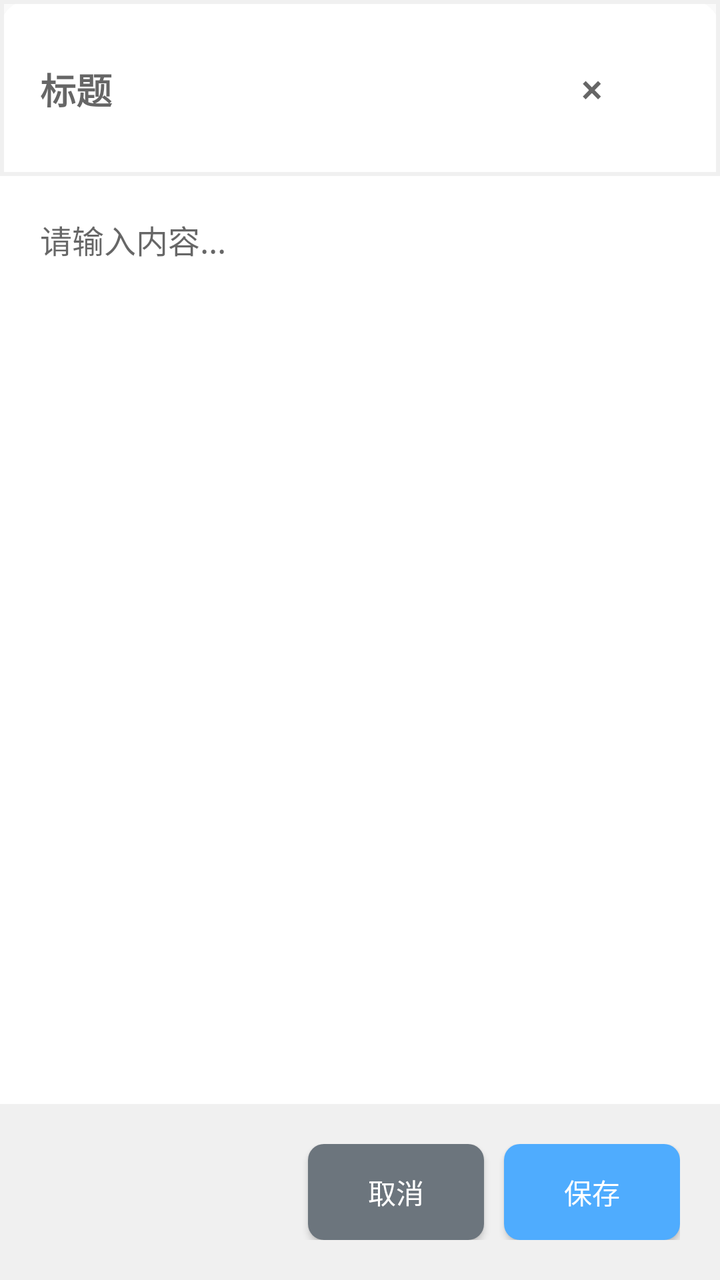
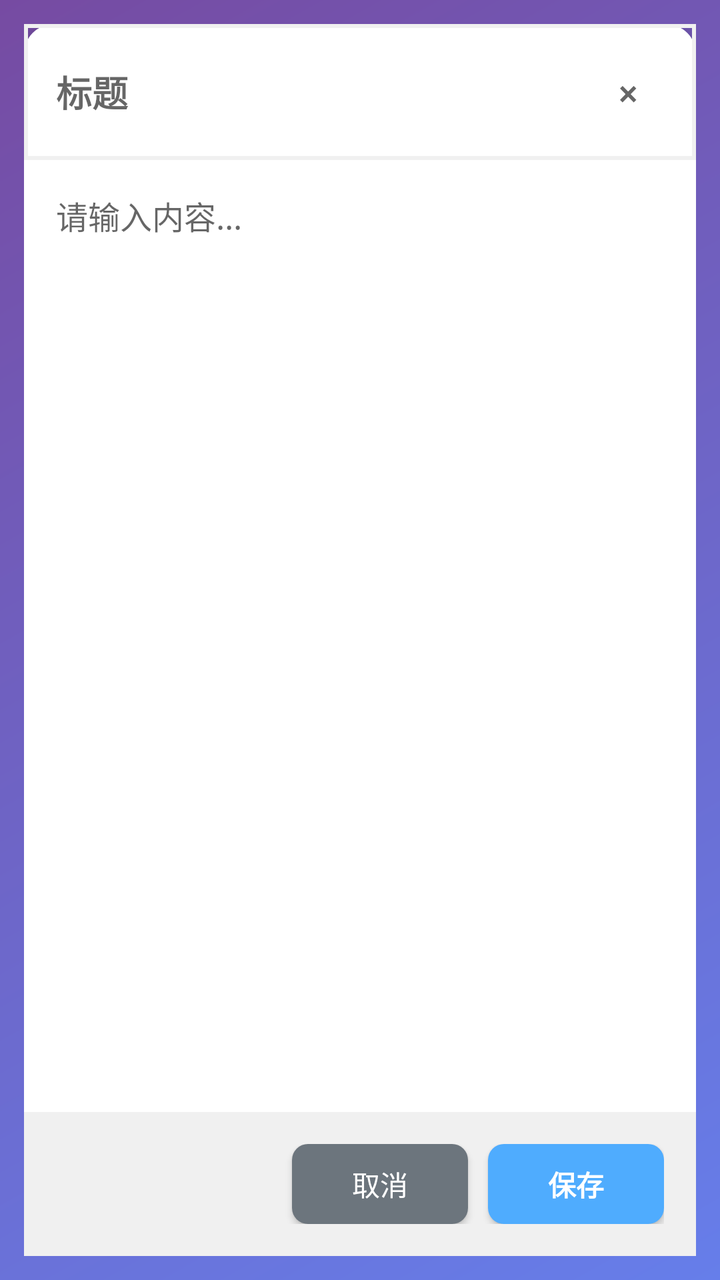

Before-and-after screenshots of an Android layout around one commit, followed by the original layout XML and the change that was made.
<!-- AndroidManifest.xml: activity theme AppTheme -->
<!-- res/layout/activity_edit.xml -->
<?xml version="1.0" encoding="utf-8"?>
<LinearLayout xmlns:android="http://schemas.android.com/apk/res/android"
    android:layout_width="match_parent"
    android:layout_height="match_parent"
    android:background="@drawable/dialog_background"
    android:orientation="vertical"
    android:padding="0dp">

    
    <LinearLayout
        android:layout_width="match_parent"
        android:layout_height="wrap_content"
        android:orientation="horizontal"
        android:padding="20dp"
        android:background="@drawable/border_bottom">

        <EditText
            android:id="@+id/editorTitle"
            android:layout_width="0dp"
            android:layout_height="wrap_content"
            android:layout_weight="1"
            android:hint="标题"
            android:textColor="@color/dark_gray"
            android:textSize="18sp"
            android:textStyle="bold"
            android:background="@android:color/transparent"
            android:padding="0dp"
            android:maxLines="1" />

        <TextView
            android:id="@+id/weatherTemp"
            android:layout_width="wrap_content"
            android:layout_height="wrap_content"
            android:gravity="center_vertical"
            android:textSize="16sp"
            android:textColor="@color/colorPrimary"
            android:textStyle="bold"
            android:layout_marginEnd="12dp"
            android:visibility="gone" />

        <Button
            android:id="@+id/closeEditorBtn"
            android:layout_width="wrap_content"
            android:layout_height="wrap_content"
            android:background="@drawable/close_button"
            android:text="×"
            android:textColor="@color/gray"
            android:textSize="20sp" />

    </LinearLayout>

    
    <EditText
        android:id="@+id/editorTextarea"
        android:layout_width="match_parent"
        android:layout_height="0dp"
        android:layout_weight="1"
        android:background="@android:color/white"
        android:hint="@string/enter_content"
        android:padding="20dp"
        android:textSize="16sp"
        android:gravity="top"
        android:inputType="textMultiLine" />

    
    <LinearLayout
        android:layout_width="match_parent"
        android:layout_height="wrap_content"
        android:orientation="horizontal"
        android:gravity="end"
        android:padding="20dp"
        android:background="@color/light_gray">

        <Button
            android:id="@+id/cancelEditBtn"
            android:layout_width="wrap_content"
            android:layout_height="wrap_content"
            android:background="@drawable/cancel_button"
            android:text="@string/cancel"
            android:textColor="@color/white"
            android:layout_marginEnd="10dp" />

        <Button
            android:id="@+id/saveEditBtn"
            android:layout_width="wrap_content"
            android:layout_height="wrap_content"
            android:background="@drawable/save_button"
            android:text="@string/save"
            android:textColor="@color/white" />

    </LinearLayout>

</LinearLayout>
<!-- resources referenced by this layout -->
<resources>
  <color name="colorPrimary">#4facfe</color>
  <color name="dark_gray">#333333</color>
  <color name="gray">#666666</color>
  <color name="light_gray">#f0f0f0</color>
  <color name="white">#FFFFFF</color>
  <!-- drawable border_bottom (drawable) -->
  <?xml version="1.0" encoding="utf-8"?>
  <shape xmlns:android="http://schemas.android.com/apk/res/android">
      <solid android:color="@android:color/transparent" />
      <stroke android:width="2dp" android:color="#f0f0f0" />
  </shape>
  <!-- drawable cancel_button (drawable) -->
  <?xml version="1.0" encoding="utf-8"?>
  <selector xmlns:android="http://schemas.android.com/apk/res/android">
      <item android:state_pressed="true">
          <shape android:shape="rectangle">
              <solid android:color="#5a6268" />
              <corners android:radius="8dp" />
          </shape>
      </item>
      <item>
          <shape android:shape="rectangle">
              <solid android:color="#6c757d" />
              <corners android:radius="8dp" />
          </shape>
      </item>
  </selector>
  <!-- drawable close_button (drawable) -->
  <?xml version="1.0" encoding="utf-8"?>
  <selector xmlns:android="http://schemas.android.com/apk/res/android">
      <item android:state_pressed="true">
          <shape android:shape="oval">
              <solid android:color="#f0f0f0" />
          </shape>
      </item>
      <item>
          <shape android:shape="oval">
              <solid android:color="@android:color/transparent" />
          </shape>
      </item>
  </selector>
  <!-- drawable dialog_background (drawable) -->
  <?xml version="1.0" encoding="utf-8"?>
  <shape xmlns:android="http://schemas.android.com/apk/res/android">
      <solid android:color="@android:color/white" />
      <corners android:radius="15dp" />
  </shape>
  <!-- drawable save_button (drawable) -->
  <?xml version="1.0" encoding="utf-8"?>
  <selector xmlns:android="http://schemas.android.com/apk/res/android">
      <item android:state_pressed="true">
          <shape android:shape="rectangle">
              <solid android:color="#3a9de8" />
              <corners android:radius="8dp" />
          </shape>
      </item>
      <item>
          <shape android:shape="rectangle">
              <solid android:color="#4facfe" />
              <corners android:radius="8dp" />
          </shape>
      </item>
  </selector>
  <string name="cancel">取消</string>
  <string name="enter_content">请输入内容...</string>
  <string name="save">保存</string>
  <style name="AppTheme" parent="Theme.AppCompat.Light.DarkActionBar">
          
          <item name="colorPrimary">@color/colorPrimary</item>
          <item name="colorPrimaryDark">@color/colorPrimaryDark</item>
          <item name="colorAccent">@color/colorAccent</item>
      </style>
  <color name="colorPrimaryDark">#3a9de8</color>
  <color name="colorAccent">#00f2fe</color>
</resources>

<!-- the commit's change to res/layout/activity_edit.xml (unified diff, before → after) -->
@@ -2,91 +2,107 @@
 <LinearLayout xmlns:android="http://schemas.android.com/apk/res/android"
     android:layout_width="match_parent"
     android:layout_height="match_parent"
-    android:background="@drawable/dialog_background"
+    android:background="@drawable/gradient_background"
     android:orientation="vertical"
-    android:padding="0dp">
+    android:padding="12dp">
 
-    
     <LinearLayout
         android:layout_width="match_parent"
-        android:layout_height="wrap_content"
-        android:orientation="horizontal"
-        android:padding="20dp"
-        android:background="@drawable/border_bottom">
+        android:layout_height="match_parent"
+        android:background="@drawable/dialog_background"
+        android:orientation="vertical"
+        android:elevation="4dp">
 
+        
+        <LinearLayout
+            android:layout_width="match_parent"
+            android:layout_height="wrap_content"
+            android:orientation="horizontal"
+            android:padding="16dp"
+            android:background="@drawable/border_bottom">
+
+            <EditText
+                android:id="@+id/editorTitle"
+                android:layout_width="0dp"
+                android:layout_height="wrap_content"
+                android:layout_weight="1"
+                android:hint="标题"
+                android:textColor="@color/dark_gray"
+                android:textSize="18sp"
+                android:textStyle="bold"
+                android:background="@android:color/transparent"
+                android:padding="0dp"
+                android:maxLines="1" />
+
+            <TextView
+                android:id="@+id/weatherTemp"
+                android:layout_width="wrap_content"
+                android:layout_height="wrap_content"
+                android:gravity="center_vertical"
+                android:textSize="15sp"
+                android:textColor="@color/colorPrimary"
+                android:textStyle="bold"
+                android:layout_marginEnd="12dp"
+                android:visibility="gone" />
+
+            <Button
+                android:id="@+id/closeEditorBtn"
+                android:layout_width="36dp"
+                android:layout_height="36dp"
+                android:background="@drawable/close_button"
+                android:text="×"
+                android:textColor="@color/gray"
+                android:textSize="18sp"
+                android:gravity="center" />
+
+        </LinearLayout>
+
+        
         <EditText
-            android:id="@+id/editorTitle"
-            android:layout_width="0dp"
+            android:id="@+id/editorTextarea"
+            android:layout_width="match_parent"
+            android:layout_height="0dp"
+            android:layout_weight="1"
+            android:background="@android:color/transparent"
+            android:hint="@string/enter_content"
+            android:padding="16dp"
+            android:textSize="16sp"
+            android:lineSpacingExtra="6sp"
+            android:gravity="top"
+            android:inputType="textMultiLine" />
+
+        
+        <LinearLayout
+            android:layout_width="match_parent"
             android:layout_height="wrap_content"
-            android:layout_weight="1"
-            android:hint="标题"
-            android:textColor="@color/dark_gray"
-            android:textSize="18sp"
-            android:textStyle="bold"
-            android:background="@android:color/transparent"
-            android:padding="0dp"
-            android:maxLines="1" />
+            android:orientation="horizontal"
+            android:gravity="end"
+            android:padding="16dp"
+            android:background="@color/light_gray">
 
-        <TextView
-            android:id="@+id/weatherTemp"
-            android:layout_width="wrap_content"
-            android:layout_height="wrap_content"
-            android:gravity="center_vertical"
-            android:textSize="16sp"
-            android:textColor="@color/colorPrimary"
-            android:textStyle="bold"
-            android:layout_marginEnd="12dp"
-            android:visibility="gone" />
+            <Button
+                android:id="@+id/cancelEditBtn"
+                android:layout_width="wrap_content"
+                android:layout_height="40dp"
+                android:paddingHorizontal="20dp"
+                android:background="@drawable/cancel_button"
+                android:text="取消"
+                android:textColor="@color/white"
+                android:textSize="14sp"
+                android:layout_marginEnd="10dp" />
 
-        <Button
-            android:id="@+id/closeEditorBtn"
-            android:layout_width="wrap_content"
-            android:layout_height="wrap_content"
-            android:background="@drawable/close_button"
-            android:text="×"
-            android:textColor="@color/gray"
-            android:textSize="20sp" />
+            <Button
+                android:id="@+id/saveEditBtn"
+                android:layout_width="wrap_content"
+                android:layout_height="40dp"
+                android:paddingHorizontal="24dp"
+                android:background="@drawable/save_button"
+                android:text="保存"
+                android:textColor="@color/white"
+                android:textSize="14sp"
+                android:textStyle="bold" />
 
-    </LinearLayout>
-
-    
-    <EditText
-        android:id="@+id/editorTextarea"
-        android:layout_width="match_parent"
-        android:layout_height="0dp"
-        android:layout_weight="1"
-        android:background="@android:color/white"
-        android:hint="@string/enter_content"
-        android:padding="20dp"
-        android:textSize="16sp"
-        android:gravity="top"
-        android:inputType="textMultiLine" />
-
-    
-    <LinearLayout
-        android:layout_width="match_parent"
-        android:layout_height="wrap_content"
-        android:orientation="horizontal"
-        android:gravity="end"
-        android:padding="20dp"
-        android:background="@color/light_gray">
-
-        <Button
-            android:id="@+id/cancelEditBtn"
-            android:layout_width="wrap_content"
-            android:layout_height="wrap_content"
-            android:background="@drawable/cancel_button"
-            android:text="@string/cancel"
-            android:textColor="@color/white"
-            android:layout_marginEnd="10dp" />
-
-        <Button
-            android:id="@+id/saveEditBtn"
-            android:layout_width="wrap_content"
-            android:layout_height="wrap_content"
-            android:background="@drawable/save_button"
-            android:text="@string/save"
-            android:textColor="@color/white" />
+        </LinearLayout>
 
     </LinearLayout>
 
<!-- resource entries referenced after the edit -->
@@ -47,6 +47,14 @@
       <solid android:color="@android:color/white" />
       <corners android:radius="15dp" />
   </shape>
+  <!-- drawable gradient_background (drawable) -->
+  <?xml version="1.0" encoding="utf-8"?>
+  <shape xmlns:android="http://schemas.android.com/apk/res/android">
+      <gradient
+          android:startColor="#667eea"
+          android:endColor="#764ba2"
+          android:angle="135" />
+  </shape>
   <!-- drawable save_button (drawable) -->
   <?xml version="1.0" encoding="utf-8"?>
   <selector xmlns:android="http://schemas.android.com/apk/res/android">
@@ -63,10 +71,8 @@
           </shape>
       </item>
   </selector>
-  <string name="cancel">取消</string>
   <string name="enter_content">请输入内容...</string>
-  <string name="save">保存</string>
-  <style name="AppTheme" parent="Theme.AppCompat.Light.DarkActionBar">
+  <style name="AppTheme" parent="Theme.AppCompat.Light.NoActionBar">
           
           <item name="colorPrimary">@color/colorPrimary</item>
           <item name="colorPrimaryDark">@color/colorPrimaryDark</item>
